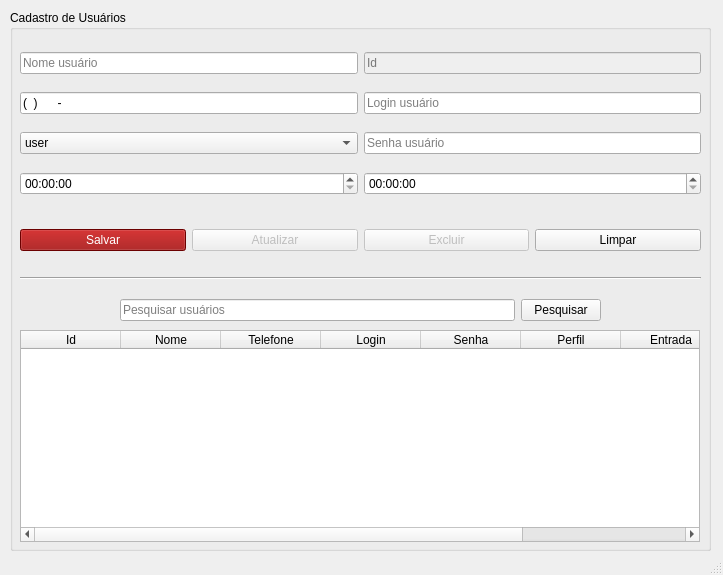
This is view/userUi.ui in hansmboron/MehsysPy as Qt 5 draws it before an edit. The edited form follows.
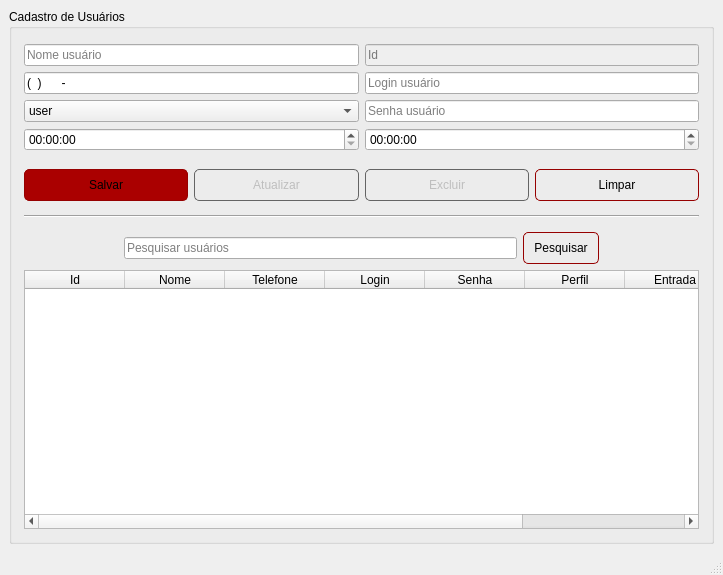
This is the edited form. Icons and pictures are not drawn.

The edit to the form file:
```diff
--- a/view/userUi.ui
+++ b/view/userUi.ui
@@ -13,7 +13,7 @@
   <property name="minimumSize">
    <size>
     <width>720</width>
-    <height>540</height>
+    <height>575</height>
    </size>
   </property>
   <property name="windowTitle">
@@ -24,84 +24,39 @@
     <normaloff>:/logo/img/logo_gra.png</normaloff>:/logo/img/logo_gra.png</iconset>
   </property>
   <widget class="QWidget" name="centralwidget">
+   <layout class="QVBoxLayout" name="verticalLayout">
+    <item>
    <widget class="QGroupBox" name="groupBox">
-    <property name="geometry">
-     <rect>
-      <x>10</x>
-      <y>10</y>
-      <width>701</width>
-      <height>541</height>
-     </rect>
-    </property>
     <property name="title">
      <string>Cadastro de Usuários</string>
     </property>
     <property name="flat">
      <bool>false</bool>
     </property>
-    <widget class="QTableWidget" name="table_user">
-     <property name="geometry">
-      <rect>
-       <x>10</x>
-       <y>320</y>
-       <width>680</width>
-       <height>212</height>
-      </rect>
-     </property>
-     <property name="statusTip">
-      <string>Selecione algum profissional para atualizar ou excluir(você não pode deletar a si próprio)</string>
-     </property>
-     <column>
-      <property name="text">
-       <string>Id</string>
-      </property>
-     </column>
-     <column>
-      <property name="text">
-       <string>Nome</string>
-      </property>
-     </column>
-     <column>
-      <property name="text">
-       <string>Telefone</string>
-      </property>
-     </column>
-     <column>
-      <property name="text">
-       <string>Login</string>
-      </property>
-     </column>
-     <column>
-      <property name="text">
-       <string>Senha</string>
-      </property>
-     </column>
-     <column>
-      <property name="text">
-       <string>Perfil</string>
-      </property>
-     </column>
-     <column>
-      <property name="text">
-       <string>Entrada</string>
-      </property>
-     </column>
-     <column>
-      <property name="text">
-       <string>Saída</string>
-      </property>
-     </column>
-    </widget>
-    <widget class="QWidget" name="layoutWidget_6">
-     <property name="geometry">
-      <rect>
-       <x>10</x>
-       <y>30</y>
-       <width>681</width>
-       <height>171</height>
-      </rect>
-     </property>
+      <layout class="QVBoxLayout" name="verticalLayout_2">
+       <property name="leftMargin">
+        <number>12</number>
+       </property>
+       <property name="rightMargin">
+        <number>12</number>
+       </property>
+       <property name="bottomMargin">
+        <number>12</number>
+       </property>
+       <item>
      <layout class="QHBoxLayout" name="horizontalLayout_9">
+         <property name="leftMargin">
+          <number>0</number>
+         </property>
+         <property name="topMargin">
+          <number>6</number>
+         </property>
+         <property name="rightMargin">
+          <number>0</number>
+         </property>
+         <property name="bottomMargin">
+          <number>6</number>
+         </property>
       <item>
        <layout class="QVBoxLayout" name="verticalLayout_5">
         <item>
@@ -213,73 +168,36 @@
        </layout>
       </item>
      </layout>
-    </widget>
-    <widget class="QWidget" name="layoutWidget_4">
-     <property name="geometry">
-      <rect>
-       <x>110</x>
-       <y>280</y>
-       <width>481</width>
-       <height>41</height>
-      </rect>
-     </property>
-     <layout class="QHBoxLayout" name="horizontalLayout_7">
-      <item>
-       <widget class="QLineEdit" name="txtPesUsu_usu">
-        <property name="statusTip">
-         <string>Pesquisar usuários por nome</string>
-        </property>
-        <property name="placeholderText">
-         <string>Pesquisar usuários</string>
-        </property>
-        <property name="clearButtonEnabled">
-         <bool>true</bool>
-        </property>
-       </widget>
       </item>
       <item>
-       <widget class="QPushButton" name="btnPesUsu_usu">
-        <property name="statusTip">
-         <string>Pesquisar usuário por nome</string>
-        </property>
-        <property name="text">
-         <string>Pesquisar</string>
-        </property>
-       </widget>
-      </item>
-     </layout>
-    </widget>
-    <widget class="Line" name="line_3">
-     <property name="geometry">
-      <rect>
-       <x>10</x>
-       <y>260</y>
-       <width>681</width>
-       <height>16</height>
-      </rect>
-     </property>
-     <property name="orientation">
-      <enum>Qt::Horizontal</enum>
-     </property>
-    </widget>
-    <widget class="QWidget" name="layoutWidget_5">
-     <property name="geometry">
-      <rect>
-       <x>10</x>
-       <y>205</y>
-       <width>681</width>
-       <height>51</height>
-      </rect>
-     </property>
      <layout class="QHBoxLayout" name="horizontalLayout_8">
+         <property name="leftMargin">
+          <number>0</number>
+         </property>
+         <property name="topMargin">
+          <number>6</number>
+         </property>
+         <property name="rightMargin">
+          <number>0</number>
+         </property>
+         <property name="bottomMargin">
+          <number>8</number>
+         </property>
       <item>
        <widget class="QPushButton" name="btnSal_usu">
         <property name="statusTip">
          <string>Cadastrar novo profissional</string>
         </property>
         <property name="styleSheet">
-         <string notr="true">background-color: rgb(150, 0, 0);
-color: rgb(255, 255, 255);</string>
+            <string notr="true">QPushButton{
+	background-color: rgb(170, 0, 0);
+	border-radius: 5px;
+	height: 30px;
+	border: 1px solid rgb(150, 0, 0);
+}
+QPushButton:hover{
+	background-color: rgb(0, 50, 200);
+}</string>
         </property>
         <property name="text">
          <string>Salvar</string>
@@ -294,6 +212,13 @@
         <property name="statusTip">
          <string>Atualizar usuário</string>
         </property>
+           <property name="styleSheet">
+            <string notr="true">QPushButton{
+	border-radius: 5px;
+	height: 30px;
+	border: 1px solid rgb(100, 100, 100);
+}</string>
+           </property>
         <property name="text">
          <string>Atualizar</string>
         </property>
@@ -307,6 +232,14 @@
         <property name="statusTip">
          <string>Excluir usuário(você não pode deletar à si próprio)</string>
         </property>
+           <property name="styleSheet">
+            <string notr="true">QPushButton{
+	border-radius: 5px;
+	height: 30px;
+	border: 1px solid rgb(100, 100, 100);
+}
+</string>
+           </property>
         <property name="text">
          <string>Excluir</string>
         </property>
@@ -317,14 +250,148 @@
         <property name="statusTip">
          <string>Limpar campos para poder cadastrar novo profissional</string>
         </property>
+           <property name="styleSheet">
+            <string notr="true">QPushButton{
+	border-radius: 5px;
+	height: 30px;
+	border: 1px solid rgb(150, 0, 0);
+}
+QPushButton:hover{
+	background-color: rgb(0, 50, 200);
+}</string>
+           </property>
         <property name="text">
          <string>Limpar</string>
         </property>
        </widget>
       </item>
      </layout>
-    </widget>
-   </widget>
+       </item>
+       <item>
+        <widget class="Line" name="line_3">
+         <property name="maximumSize">
+          <size>
+           <width>10000</width>
+           <height>16777215</height>
+          </size>
+         </property>
+         <property name="layoutDirection">
+          <enum>Qt::LeftToRight</enum>
+         </property>
+         <property name="orientation">
+          <enum>Qt::Horizontal</enum>
+         </property>
+        </widget>
+       </item>
+       <item>
+        <layout class="QHBoxLayout" name="horizontalLayout_7">
+         <property name="leftMargin">
+          <number>100</number>
+         </property>
+         <property name="topMargin">
+          <number>8</number>
+         </property>
+         <property name="rightMargin">
+          <number>100</number>
+         </property>
+         <property name="bottomMargin">
+          <number>0</number>
+         </property>
+         <item>
+          <widget class="QLineEdit" name="txtPesUsu_usu">
+           <property name="statusTip">
+            <string>Pesquisar usuários por nome</string>
+           </property>
+           <property name="placeholderText">
+            <string>Pesquisar usuários</string>
+           </property>
+           <property name="clearButtonEnabled">
+            <bool>true</bool>
+           </property>
+          </widget>
+         </item>
+         <item>
+          <widget class="QPushButton" name="btnPesUsu_usu">
+           <property name="cursor">
+            <cursorShape>PointingHandCursor</cursorShape>
+           </property>
+           <property name="statusTip">
+            <string>Pesquisar usuário por nome</string>
+           </property>
+           <property name="styleSheet">
+            <string notr="true">QPushButton{
+	border-radius: 5px;
+	height: 30px;
+	border: 1px solid rgb(150, 0, 0);
+	padding-left: 10px;
+	padding-right: 10px;
+}
+QPushButton:hover{
+	background-color: rgb(0, 50, 200);
+}</string>
+           </property>
+           <property name="text">
+            <string>Pesquisar</string>
+           </property>
+           <property name="icon">
+            <iconset resource="../res.qrc">
+             <normaloff>:/icons/img/pesquisar.png</normaloff>:/icons/img/pesquisar.png</iconset>
+           </property>
+          </widget>
+         </item>
+        </layout>
+       </item>
+       <item>
+        <widget class="QTableWidget" name="table_user">
+         <property name="statusTip">
+          <string>Selecione algum profissional para atualizar ou excluir(você não pode deletar a si próprio)</string>
+         </property>
+         <column>
+          <property name="text">
+           <string>Id</string>
+          </property>
+         </column>
+         <column>
+          <property name="text">
+           <string>Nome</string>
+          </property>
+         </column>
+         <column>
+          <property name="text">
+           <string>Telefone</string>
+          </property>
+         </column>
+         <column>
+          <property name="text">
+           <string>Login</string>
+          </property>
+         </column>
+         <column>
+          <property name="text">
+           <string>Senha</string>
+          </property>
+         </column>
+         <column>
+          <property name="text">
+           <string>Perfil</string>
+          </property>
+         </column>
+         <column>
+          <property name="text">
+           <string>Entrada</string>
+          </property>
+         </column>
+         <column>
+          <property name="text">
+           <string>Saída</string>
+          </property>
+         </column>
+        </widget>
+       </item>
+      </layout>
+     </widget>
+    </item>
+   </layout>
   </widget>
   <widget class="QStatusBar" name="statusbar"/>
  </widget>
```
Left out of the diff: 28 changed lines with no effect on the pictures. Lines whose indentation alone changed are shown as unchanged.
